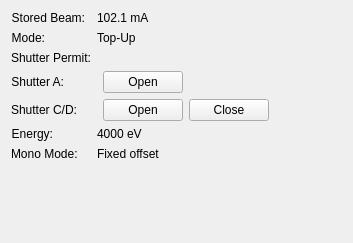
This is firefly/status.ui in spc-group/haven as Qt 5 draws it before an edit. The edited form follows.
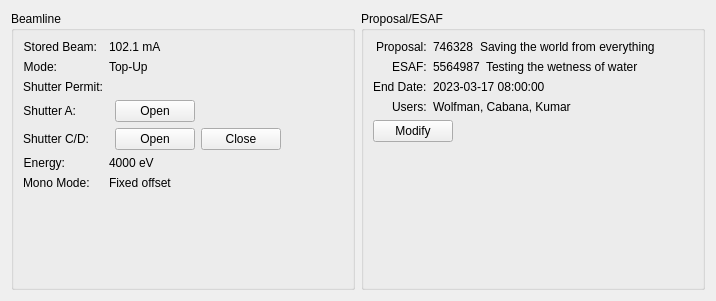
This is the edited form. Custom widgets are drawn as their Qt base class.

Diff of the .ui file:
```diff
--- a/firefly/status.ui
+++ b/firefly/status.ui
@@ -6,13 +6,19 @@
    <rect>
     <x>0</x>
     <y>0</y>
-    <width>353</width>
-    <height>243</height>
+    <width>716</width>
+    <height>301</height>
    </rect>
   </property>
   <property name="windowTitle">
    <string>Beamline Status</string>
   </property>
+  <layout class="QHBoxLayout" name="horizontalLayout_3">
+   <item>
+    <widget class="QGroupBox" name="groupBox">
+     <property name="title">
+      <string>Beamline</string>
+     </property>
   <layout class="QVBoxLayout" name="verticalLayout">
    <item>
     <layout class="QFormLayout" name="formLayout">
@@ -402,6 +408,179 @@
       </layout>
      </item>
     </layout>
+      </item>
+     </layout>
+    </widget>
+   </item>
+   <item>
+    <widget class="QGroupBox" name="groupBox_2">
+     <property name="title">
+      <string>Proposal/ESAF</string>
+     </property>
+     <layout class="QVBoxLayout" name="verticalLayout_2">
+      <item>
+       <layout class="QFormLayout" name="formLayout_2">
+        <property name="labelAlignment">
+         <set>Qt::AlignRight|Qt::AlignTrailing|Qt::AlignVCenter</set>
+        </property>
+        <item row="0" column="0">
+         <widget class="QLabel" name="label">
+          <property name="text">
+           <string>Proposal:</string>
+          </property>
+         </widget>
+        </item>
+        <item row="0" column="1">
+         <layout class="QHBoxLayout" name="horizontalLayout_4">
+          <property name="spacing">
+           <number>6</number>
+          </property>
+          <item>
+           <widget class="PyDMLabel" name="PyDMLabel">
+            <property name="toolTip">
+             <string/>
+            </property>
+            <property name="text">
+             <string>746328</string>
+            </property>
+           </widget>
+          </item>
+          <item>
+           <widget class="PyDMLabel" name="PyDMLabel_2">
+            <property name="sizePolicy">
+             <sizepolicy hsizetype="Expanding" vsizetype="Preferred">
+              <horstretch>0</horstretch>
+              <verstretch>0</verstretch>
+             </sizepolicy>
+            </property>
+            <property name="toolTip">
+             <string/>
+            </property>
+            <property name="text">
+             <string>Saving the world from everything</string>
+            </property>
+           </widget>
+          </item>
+         </layout>
+        </item>
+        <item row="1" column="0">
+         <widget class="QLabel" name="label_2">
+          <property name="text">
+           <string>ESAF:</string>
+          </property>
+         </widget>
+        </item>
+        <item row="1" column="1">
+         <layout class="QHBoxLayout" name="horizontalLayout_5">
+          <property name="spacing">
+           <number>6</number>
+          </property>
+          <item>
+           <widget class="PyDMLabel" name="PyDMLabel_4">
+            <property name="toolTip">
+             <string/>
+            </property>
+            <property name="text">
+             <string>5564987</string>
+            </property>
+           </widget>
+          </item>
+          <item>
+           <widget class="PyDMLabel" name="PyDMLabel_3">
+            <property name="sizePolicy">
+             <sizepolicy hsizetype="Expanding" vsizetype="Preferred">
+              <horstretch>0</horstretch>
+              <verstretch>0</verstretch>
+             </sizepolicy>
+            </property>
+            <property name="toolTip">
+             <string/>
+            </property>
+            <property name="text">
+             <string>Testing the wetness of water</string>
+            </property>
+           </widget>
+          </item>
+         </layout>
+        </item>
+        <item row="2" column="0">
+         <widget class="QLabel" name="label_3">
+          <property name="text">
+           <string>End Date:</string>
+          </property>
+         </widget>
+        </item>
+        <item row="2" column="1">
+         <widget class="PyDMLabel" name="PyDMLabel_5">
+          <property name="toolTip">
+           <string/>
+          </property>
+          <property name="text">
+           <string>2023-03-17 08:00:00</string>
+          </property>
+         </widget>
+        </item>
+        <item row="3" column="1">
+         <widget class="PyDMLabel" name="PyDMLabel_6">
+          <property name="toolTip">
+           <string/>
+          </property>
+          <property name="text">
+           <string>Wolfman, Cabana, Kumar</string>
+          </property>
+         </widget>
+        </item>
+        <item row="3" column="0">
+         <widget class="QLabel" name="label_4">
+          <property name="text">
+           <string>Users:</string>
+          </property>
+         </widget>
+        </item>
+       </layout>
+      </item>
+      <item>
+       <layout class="QHBoxLayout" name="horizontalLayout_6">
+        <item>
+         <widget class="PyDMPushButton" name="PyDMPushButton">
+          <property name="toolTip">
+           <string/>
+          </property>
+          <property name="text">
+           <string>Modify</string>
+          </property>
+         </widget>
+        </item>
+        <item>
+         <spacer name="horizontalSpacer_3">
+          <property name="orientation">
+           <enum>Qt::Horizontal</enum>
+          </property>
+          <property name="sizeHint" stdset="0">
+           <size>
+            <width>40</width>
+            <height>20</height>
+           </size>
+          </property>
+         </spacer>
+        </item>
+       </layout>
+      </item>
+      <item>
+       <spacer name="verticalSpacer_2">
+        <property name="orientation">
+         <enum>Qt::Vertical</enum>
+        </property>
+        <property name="sizeHint" stdset="0">
+         <size>
+          <width>20</width>
+          <height>40</height>
+         </size>
+        </property>
+       </spacer>
+      </item>
+     </layout>
+    </widget>
    </item>
   </layout>
  </widget>
```
Lines whose indentation alone changed are shown as unchanged.
